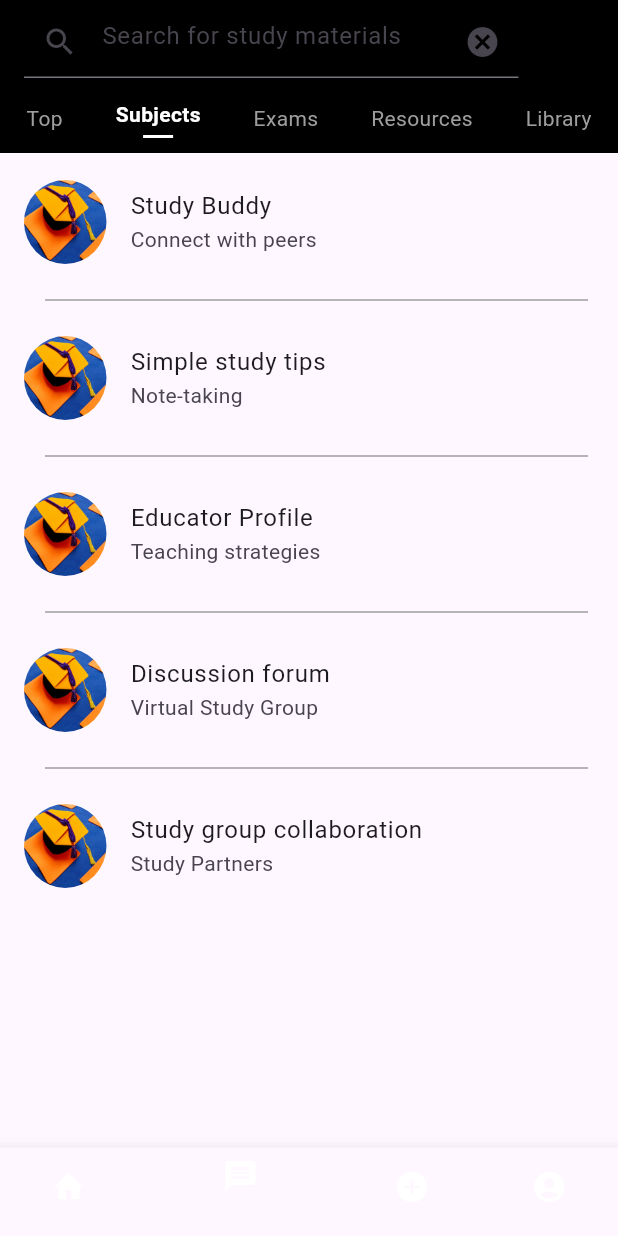
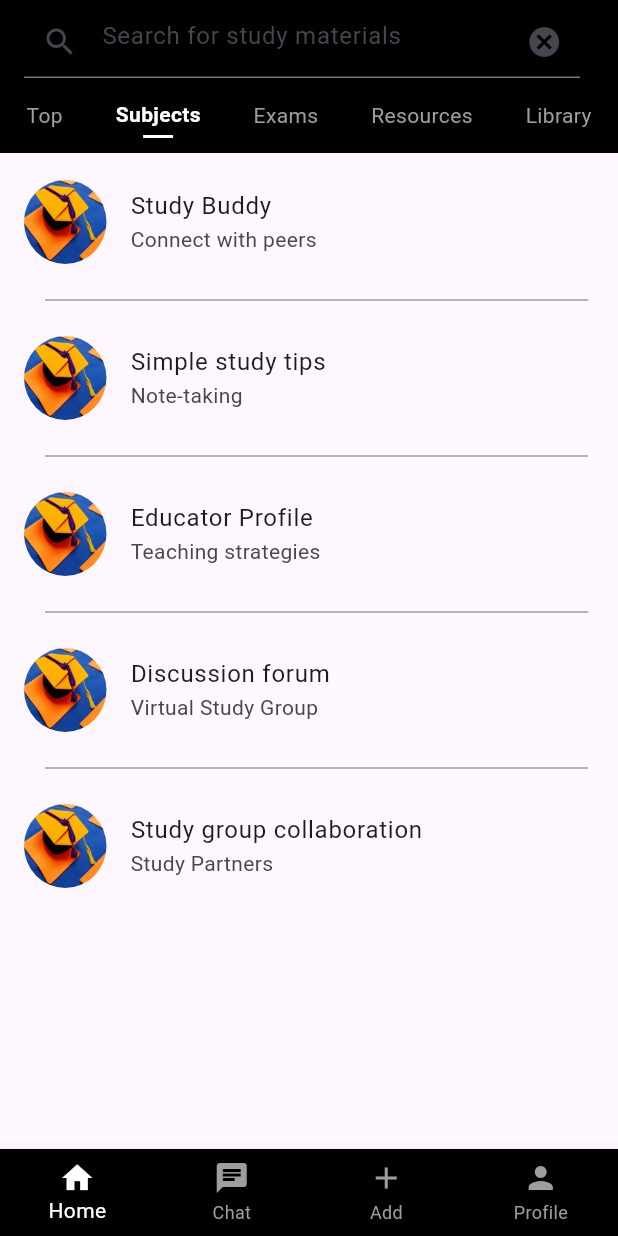
Before and after one commit to SajalSatsangi/Seekho_Buddy2, a Flutter app: the StudyMaterialsScreen screen opened directly, on a phone screen of 412 x 824 dp. Run offline on Flutter 3.47's test engine with Material 3 defaults, Android fonts, the phone set to English and light mode, and no system bars; our stand-ins replace animated_splash_screen, firebase_core; accounts and stored records are empty.

Commit message:
Upgrade In Page

```diff
--- a/lib/search_results.dart
+++ b/lib/search_results.dart
@@ -21,13 +21,27 @@ class StudyMaterialsScreen extends StatefulWidget {
 }
 
 class _StudyMaterialsScreenState extends State<StudyMaterialsScreen> {
+  int _selectedIndex = 0;
+  int _selectedTopIndex = 1;
+
+  void _onBottomNavItemTapped(int index) {
+    setState(() {
+      _selectedIndex = index;
+    });
+  }
+
+  void _onTopNavItemTapped(int index) {
+    setState(() {
+      _selectedTopIndex = index;
+    });
+  }
+
   @override
   Widget build(BuildContext context) {
     return Scaffold(
       appBar: AppBar(
         title: Container(
-          width: MediaQuery.of(context).size.width *
-              0.8, // Reduce the length of the search bar
+          width: MediaQuery.of(context).size.width * 0.9,
           child: TextField(
             decoration: InputDecoration(
               hintText: 'Search for study materials',
@@ -45,25 +59,23 @@ class _StudyMaterialsScreenState extends State<StudyMaterialsScreen> {
       ),
       body: Column(
         children: [
-          // Options below the header
           Container(
             color: Colors.black,
             padding: EdgeInsets.symmetric(vertical: 10.0),
             child: Row(
               mainAxisAlignment: MainAxisAlignment.spaceAround,
               children: [
-                buildOption('Top'),
-                buildOption('Subjects', isSelected: true),
-                buildOption('Exams'),
-                buildOption('Resources'),
-                buildOption('Library'),
+                buildOption('Top', 0),
+                buildOption('Subjects', 1),
+                buildOption('Exams', 2),
+                buildOption('Resources', 3),
+                buildOption('Library', 4),
               ],
             ),
           ),
           Expanded(
             child: Padding(
-              padding:
-                  const EdgeInsets.only(top: 10.0), // Space below the header
+              padding: const EdgeInsets.only(top: 10.0),
               child: ListView(
                 children: [
                   buildListTile('Study Buddy', 'Connect with peers'),
@@ -82,36 +94,39 @@ class _StudyMaterialsScreenState extends State<StudyMaterialsScreen> {
         ],
       ),
       bottomNavigationBar: BottomNavigationBar(
-        backgroundColor: Colors.grey, // Set the color of the bottom bar to gray
-        items: [
+        items: const <BottomNavigationBarItem>[
           BottomNavigationBarItem(
-            icon: Icon(Icons.home, color: Colors.white),
+            icon: Icon(Icons.home),
             label: 'Home',
           ),
           BottomNavigationBarItem(
-            icon: Icon(Icons.message,
-                color: Colors.white), // Set the message icon color
-            label: '',
+            icon: Icon(Icons.chat),
+            label: 'Chat',
           ),
           BottomNavigationBarItem(
-            icon: Icon(Icons.add_circle, color: Colors.white),
-            label: '',
+            icon: Icon(Icons.add),
+            label: 'Add',
           ),
           BottomNavigationBarItem(
-            icon: Icon(Icons.account_circle, color: Colors.white),
-            label: '',
+            icon: Icon(Icons.person),
+            label: 'Profile',
           ),
         ],
-        currentIndex: 1, // Set the current index to match the selected tab
-        onTap: (index) {
-          // Handle navigation logic here
-        },
+        currentIndex: _selectedIndex,
+        selectedItemColor: Colors.white,
+        unselectedItemColor: Colors.grey,
+        backgroundColor: Colors.black,
+        onTap: _onBottomNavItemTapped,
+        type: BottomNavigationBarType.fixed,
       ),
     );
   }
 
-  Widget buildOption(String text, {bool isSelected = false}) {
-    return Column(
+  Widget buildOption(String text, int index) {
+    bool isSelected = _selectedTopIndex == index;
+    return GestureDetector(
+      onTap: () => _onTopNavItemTapped(index),
+      child: Column(
         children: [
           Text(
             text,
@@ -120,22 +135,27 @@ class _StudyMaterialsScreenState extends State<StudyMaterialsScreen> {
               fontWeight: isSelected ? FontWeight.bold : FontWeight.normal,
             ),
           ),
-        if (isSelected)
-          Container(
+          AnimatedContainer(
+            duration: Duration(milliseconds: 300),
             margin: EdgeInsets.only(top: 4.0),
-            height: 2.0,
-            width: 20.0,
+            height: isSelected ? 2.0 : 0.0,
+            width: isSelected ? 20.0 : 0.0,
             color: Colors.white,
           ),
         ],
+      ),
     );
   }
 
   Widget buildListTile(String title, String subtitle) {
     return ListTile(
       leading: ClipOval(
-        child: Image.asset('assets/search_result.png',
-            width: 55, height: 70, fit: BoxFit.fill), // Circular image
+        child: Image.asset(
+          'assets/search_result.png',
+          width: 55,
+          height: 70,
+          fit: BoxFit.fill,
+        ),
       ),
       title: Text(title),
       subtitle: Text(subtitle),
@@ -144,13 +164,12 @@ class _StudyMaterialsScreenState extends State<StudyMaterialsScreen> {
 
   Widget buildDividerWithPadding() {
     return Padding(
-      padding: const EdgeInsets.symmetric(
-          vertical: 8.0), // Padding between the ListTile and Divider
+      padding: const EdgeInsets.symmetric(vertical: 8.0),
       child: Divider(
-        color: Colors.grey, // Color of the divider
-        thickness: 1.0, // Thickness of the divider
-        indent: 30.0, // Left padding of the divider
-        endIndent: 20.0, // Right padding of the divider
+        color: Colors.grey,
+        thickness: 1.0,
+        indent: 30.0,
+        endIndent: 20.0,
       ),
     );
   }
```
Lines whose indentation alone changed are shown as unchanged.
